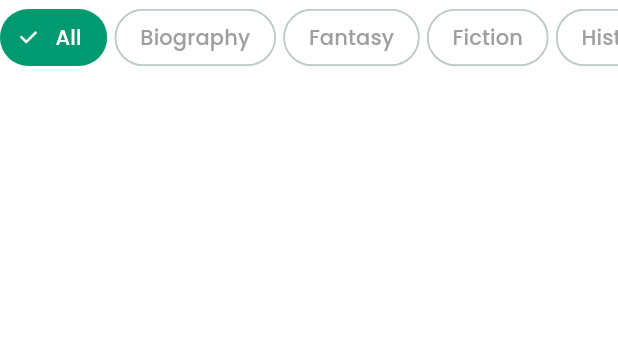
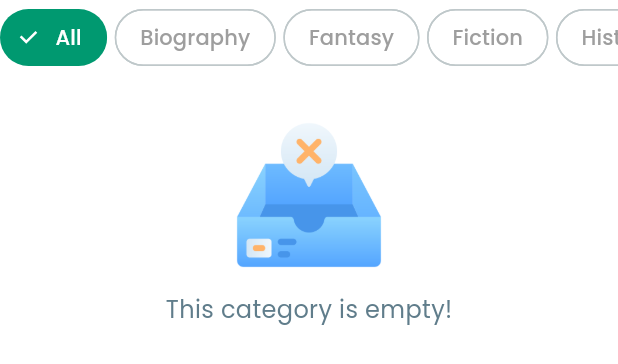
Before and after one commit to lucifer3618/Readify-Flutter-Project, a Flutter app: the BooksCategoryTile widget shown alone on an empty page, opened directly, on a phone screen of 412 x 824 dp. Shown: the top 364 px of the screen. Run offline on Flutter 3.47's test engine with Material 3 defaults, Android fonts, the phone set to English and light mode, and no system bars; our stand-ins replace auto_size_text, awesome_snackbar_content, cached_network_image, cloud_firestore, firebase_auth, firebase_core and 15 more; accounts and stored records are empty; generated files the repository leaves out were written again; network calls fail.

Commit message:
ui: Added empty category ui component if book category is empty.

```diff
--- a/lib/features/home_screen/widgets/books_category_tile.dart
+++ b/lib/features/home_screen/widgets/books_category_tile.dart
@@ -89,6 +89,25 @@ class _BooksCategoryTileState extends State<BooksCategoryTile> {
           return const Center(
             child: Text("No data to display!"),
           );
+        } else if (snapshot.hasData && snapshot.data!.isEmpty) {
+          return Container(
+            width: double.infinity,
+            child: Column(
+              children: [
+                Image.asset(
+                  "assets/images/empty-cateogry.png",
+                  width: 100,
+                ),
+                const SizedBox(
+                  height: 15,
+                ),
+                const Text(
+                  "This category is empty!",
+                  style: TextStyle(fontSize: 16, color: Colors.blueGrey),
+                )
+              ],
+            ),
+          );
         } else {
           return Skeletonizer(
             enabled: snapshot.connectionState == ConnectionState.waiting,
```
Also changed, not shown: assets/images/empty-cateogry.png (added).
